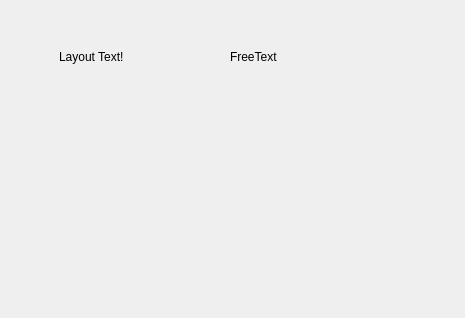
Dimaximym/QmlParser, file mainwindow.ui: the form before one commit.
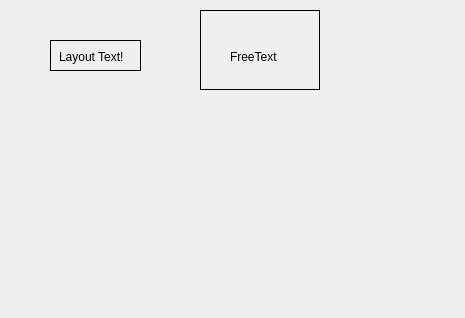
The form after the commit.

Commit message: STAGE 1. Can generate QML from Widget and Label

Diff of the .ui file:
```diff
--- a/mainwindow.ui
+++ b/mainwindow.ui
@@ -23,6 +23,9 @@
       <height>31</height>
      </rect>
     </property>
+    <property name="styleSheet">
+     <string notr="true">border: 1px solid black</string>
+    </property>
     <widget class="QLabel" name="layoutLabel">
      <property name="geometry">
       <rect>
@@ -32,6 +35,9 @@
        <height>16</height>
       </rect>
      </property>
+     <property name="styleSheet">
+      <string notr="true">border: 0px solid black</string>
+     </property>
      <property name="text">
       <string>Layout Text!</string>
      </property>
@@ -46,6 +52,9 @@
       <height>80</height>
      </rect>
     </property>
+    <property name="styleSheet">
+     <string notr="true">border: 1px solid black</string>
+    </property>
     <widget class="QLabel" name="freeLabel">
      <property name="geometry">
       <rect>
@@ -55,6 +64,9 @@
        <height>13</height>
       </rect>
      </property>
+     <property name="styleSheet">
+      <string notr="true">border: 0px solid black</string>
+     </property>
      <property name="text">
       <string>FreeText!</string>
      </property>
```
The commit also changes 3 other files.
